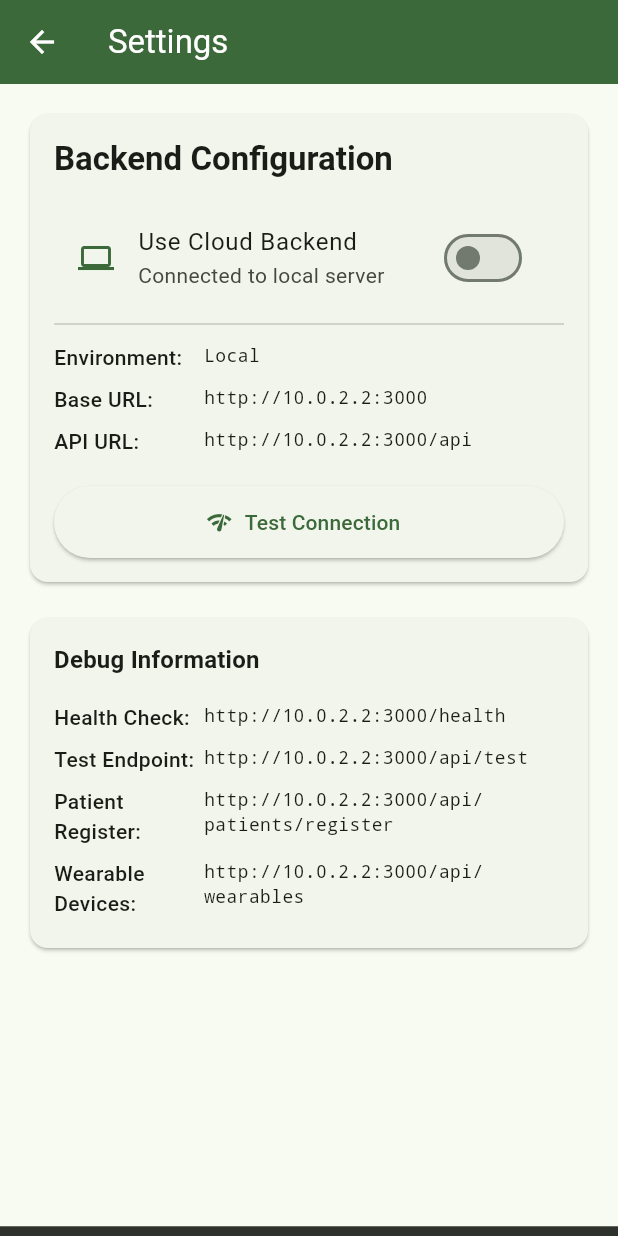
After one commit to nareshdharmaraj/dhrms_sih2025, a Flutter app: the _SettingsContent screen opened directly, after a tap on "Use Cloud Backend", after a tap on "Test Connection", on a phone screen of 412 x 824 dp. The commit adds this screen. Run offline on Flutter 3.47's test engine with Material 3 defaults, Android fonts, the phone set to English and light mode, and no system bars; our stand-ins replace fl_chart, flutter_blue_plus, flutter_dotenv, image_picker, permission_handler; missing offline and left inert: mobile_scanner.

Commit message:
feat: Implement dynamic backend configuration system
- Add MongoDB Atlas cloud database integration
- Create AppConfig system for local/cloud backend switching
- Add flutter_dotenv for environment variable management
- Implement settings screen with UI toggle for backend switching
- Update API service to use dynamic URLs
- Configure backend for Render deployment compatibility
- Add health check and test endpoints for MongoDB Atlas validation

```diff
--- /dev/null
+++ b/lib/core/config/app_config.dart
@@ -0,0 +1,45 @@
+import 'package:flutter/foundation.dart';
+
+class AppConfig {
+  // Toggle between local and cloud backend
+  static bool useCloud =
+      kReleaseMode; // Automatically use cloud in release mode
+
+  // Backend URLs
+  static const String _localUrl = kIsWeb
+      ? 'http://localhost:3000' // For web development
+      : 'http://10.0.2.2:3000'; // For Android emulator
+
+  static const String _cloudUrl =
+      'https://your-app.onrender.com'; // Replace with your Render URL
+
+  // Get the current base URL
+  static String get baseUrl => useCloud ? _cloudUrl : _localUrl;
+
+  // API endpoints
+  static String get apiUrl => '$baseUrl/api';
+
+  // Common endpoints
+  static String get healthCheck => '$baseUrl/health';
+  static String get testEndpoint => '$baseUrl/api/test';
+  static String get patientsRegister => '$baseUrl/api/patients/register';
+  static String get patientsLogin => '$baseUrl/api/patients/login';
+  static String get wearableDevices => '$baseUrl/api/wearables';
+
+  // Environment info
+  static String get environment => useCloud ? 'Cloud' : 'Local';
+
+  // Toggle method for runtime switching
+  static void toggleBackend() {
+    useCloud = !useCloud;
+    print('🔄 Backend switched to: ${environment}');
+    print('🌐 Base URL: ${baseUrl}');
+  }
+
+  // Set backend explicitly
+  static void setBackend({required bool cloud}) {
+    useCloud = cloud;
+    print('⚙️ Backend set to: ${environment}');
+    print('🌐 Base URL: ${baseUrl}');
+  }
+}
--- a/lib/main.dart
+++ b/lib/main.dart
@@ -1,4 +1,6 @@
 import 'package:flutter/material.dart';
+import 'package:flutter_dotenv/flutter_dotenv.dart';
+import 'core/config/app_config.dart';
 import 'screens/role_selection_screen.dart';
 import 'screens/login_screen.dart';
 import 'screens/patient_dashboard.dart';
@@ -9,7 +11,31 @@ import 'screens/digital_health_card_screen.dart';
 import 'screens/qr_scanner_screen.dart';
 import 'screens/wearable_data_screen.dart';
 
-void main() {
+void main() async {
+  WidgetsFlutterBinding.ensureInitialized();
+
+  try {
+    // Load environment variables
+    await dotenv.load(fileName: ".env");
+
+    // Configure backend URLs from .env if available
+    final localWeb = dotenv.env['API_URL_LOCAL_WEB'] ?? 'http://localhost:3000';
+    final localMobile =
+        dotenv.env['API_URL_LOCAL_MOBILE'] ?? 'http://10.0.2.2:3000';
+    final cloud =
+        dotenv.env['API_URL_CLOUD'] ?? 'https://your-app.onrender.com';
+
+    print('🔧 Environment loaded:');
+    print('   Local Web: $localWeb');
+    print('   Local Mobile: $localMobile');
+    print('   Cloud: $cloud');
+    print('   Current Backend: ${AppConfig.environment}');
+    print('   Base URL: ${AppConfig.baseUrl}');
+  } catch (e) {
+    print('⚠️ Could not load .env file: $e');
+    print('🔧 Using default configuration');
+  }
+
   runApp(const DHRMSApp());
 }
 
@@ -36,15 +62,21 @@ class DHRMSApp extends StatelessWidget {
         '/patient-registration': (context) => PatientRegistrationScreen(),
         '/qr-scanner': (context) => QRScannerScreen(),
         '/patient-dashboard': (context) {
-          final userData = ModalRoute.of(context)?.settings.arguments as Map<String, dynamic>?;
+          final userData =
+              ModalRoute.of(context)?.settings.arguments
+                  as Map<String, dynamic>?;
           return PatientDashboard(userData: userData ?? {});
         },
         '/hospital-staff-dashboard': (context) {
-          final userData = ModalRoute.of(context)?.settings.arguments as Map<String, dynamic>?;
+          final userData =
+              ModalRoute.of(context)?.settings.arguments
+                  as Map<String, dynamic>?;
           return HospitalStaffDashboard(userData: userData ?? {});
         },
         '/regional-officer-dashboard': (context) {
-          final userData = ModalRoute.of(context)?.settings.arguments as Map<String, dynamic>?;
+          final userData =
+              ModalRoute.of(context)?.settings.arguments
+                  as Map<String, dynamic>?;
           return RegionalOfficerDashboard(userData: userData ?? {});
         },
         '/digital-card': (context) {
@@ -52,7 +84,9 @@ class DHRMSApp extends StatelessWidget {
           return DigitalHealthCardScreen(uhid: uhid ?? '');
         },
         '/wearable-data': (context) {
-          final userData = ModalRoute.of(context)?.settings.arguments as Map<String, dynamic>?;
+          final userData =
+              ModalRoute.of(context)?.settings.arguments
+                  as Map<String, dynamic>?;
           return WearableDataScreen(userData: userData ?? {});
         },
       },
--- /dev/null
+++ b/lib/screens/settings_screen.dart
@@ -0,0 +1,191 @@
+import 'package:flutter/material.dart';
+import 'package:provider/provider.dart';
+import '../core/config/app_config.dart';
+
+class SettingsScreen extends StatelessWidget {
+  const SettingsScreen({super.key});
+
+  @override
+  Widget build(BuildContext context) {
+    return ChangeNotifierProvider(
+      create: (_) => SettingsProvider(),
+      child: const _SettingsContent(),
+    );
+  }
+}
+
+class _SettingsContent extends StatelessWidget {
+  const _SettingsContent();
+
+  @override
+  Widget build(BuildContext context) {
+    return Scaffold(
+      appBar: AppBar(
+        title: const Text('Settings'),
+        backgroundColor: Theme.of(context).colorScheme.primary,
+        foregroundColor: Colors.white,
+      ),
+      body: Consumer<SettingsProvider>(
+        builder: (context, settings, child) {
+          return ListView(
+            padding: const EdgeInsets.all(16.0),
+            children: [
+              // Backend Configuration Section
+              Card(
+                child: Padding(
+                  padding: const EdgeInsets.all(16.0),
+                  child: Column(
+                    crossAxisAlignment: CrossAxisAlignment.start,
+                    children: [
+                      Text(
+                        'Backend Configuration',
+                        style: Theme.of(context).textTheme.titleLarge?.copyWith(
+                          fontWeight: FontWeight.bold,
+                        ),
+                      ),
+                      const SizedBox(height: 16),
+
+                      // Backend Toggle Switch
+                      SwitchListTile(
+                        title: const Text('Use Cloud Backend'),
+                        subtitle: Text(
+                          AppConfig.useCloud
+                              ? 'Connected to cloud server'
+                              : 'Connected to local server',
+                        ),
+                        value: AppConfig.useCloud,
+                        onChanged: (bool value) {
+                          settings.toggleBackend(value);
+                        },
+                        secondary: Icon(
+                          AppConfig.useCloud
+                              ? Icons.cloud_done
+                              : Icons.computer,
+                          color: Theme.of(context).colorScheme.primary,
+                        ),
+                      ),
+
+                      const Divider(),
+
+                      // Current Configuration Display
+                      _buildInfoRow('Environment:', AppConfig.environment),
+                      _buildInfoRow('Base URL:', AppConfig.baseUrl),
+                      _buildInfoRow('API URL:', AppConfig.apiUrl),
+
+                      const SizedBox(height: 16),
+
+                      // Test Connection Button
+                      ElevatedButton.icon(
+                        onPressed: () => _testConnection(context),
+                        icon: const Icon(Icons.network_check),
+                        label: const Text('Test Connection'),
+                        style: ElevatedButton.styleFrom(
+                          minimumSize: const Size(double.infinity, 48),
+                        ),
+                      ),
+                    ],
+                  ),
+                ),
+              ),
+
+              const SizedBox(height: 16),
+
+              // Debug Information Section
+              Card(
+                child: Padding(
+                  padding: const EdgeInsets.all(16.0),
+                  child: Column(
+                    crossAxisAlignment: CrossAxisAlignment.start,
+                    children: [
+                      Text(
+                        'Debug Information',
+                        style: Theme.of(context).textTheme.titleMedium
+                            ?.copyWith(fontWeight: FontWeight.bold),
+                      ),
+                      const SizedBox(height: 12),
+                      _buildInfoRow('Health Check:', AppConfig.healthCheck),
+                      _buildInfoRow('Test Endpoint:', AppConfig.testEndpoint),
+                      _buildInfoRow(
+                        'Patient Register:',
+                        AppConfig.patientsRegister,
+                      ),
+                      _buildInfoRow(
+                        'Wearable Devices:',
+                        AppConfig.wearableDevices,
+                      ),
+                    ],
+                  ),
+                ),
+              ),
+            ],
+          );
+        },
+      ),
+    );
+  }
+
+  Widget _buildInfoRow(String label, String value) {
+    return Padding(
+      padding: const EdgeInsets.symmetric(vertical: 4.0),
+      child: Row(
+        crossAxisAlignment: CrossAxisAlignment.start,
+        children: [
+          SizedBox(
+            width: 100,
+            child: Text(
+              label,
+              style: const TextStyle(fontWeight: FontWeight.w500),
+            ),
+          ),
+          Expanded(
+            child: Text(
+              value,
+              style: const TextStyle(fontFamily: 'monospace', fontSize: 12),
+            ),
+          ),
+        ],
+      ),
+    );
+  }
+
+  void _testConnection(BuildContext context) async {
+    try {
+      final messenger = ScaffoldMessenger.of(context);
+      messenger.showSnackBar(
+        const SnackBar(
+          content: Text('Testing connection...'),
+          duration: Duration(seconds: 1),
+        ),
+      );
+
+      // Here you would make an actual HTTP request to test the connection
+      // For now, we'll just show the current configuration
+      await Future.delayed(const Duration(seconds: 1));
+
+      messenger.hideCurrentSnackBar();
+      messenger.showSnackBar(
+        SnackBar(
+          content: Text(
+            'Testing ${AppConfig.environment} backend at ${AppConfig.baseUrl}',
+          ),
+          backgroundColor: Colors.blue,
+          duration: const Duration(seconds: 3),
+        ),
+      );
+    } catch (e) {
+      ScaffoldMessenger.of(context).showSnackBar(
+        SnackBar(
+          content: Text('Connection test failed: $e'),
+          backgroundColor: Colors.red,
+        ),
+      );
+    }
+  }
+}
+
+class SettingsProvider extends ChangeNotifier {
+  void toggleBackend(bool useCloud) {
+    AppConfig.setBackend(cloud: useCloud);
+    notifyListeners();
+  }
+}
--- a/pubspec.yaml
+++ b/pubspec.yaml
@@ -48,6 +48,9 @@ dependencies:
   shared_preferences: ^2.2.2
   hive: ^2.2.3
   hive_flutter: ^1.1.0
+
+  # Environment configuration
+  flutter_dotenv: ^5.1.0
   sqflite: ^2.3.0
 
   # Bluetooth and wearables connectivity
@@ -163,6 +166,7 @@ flutter:
   assets:
     - assets/images/
     - assets/icons/
+    - .env
 
   # An image asset can refer to one or more resolution-specific "variants", see
   # https://flutter.dev/to/resolution-aware-images
```
Also changed, not shown: lib/services/api_service.dart (+32 -73 lines), lib/core/services/groq_whisper_service.dart (added), lib/core/services/web_audio_recorder.dart (added), lib/core/services/web_speech_service.dart (added), lib/presentation/screens/user/ai_health_bot_screen_clean.dart (added), pubspec.lock, 6 other files.
